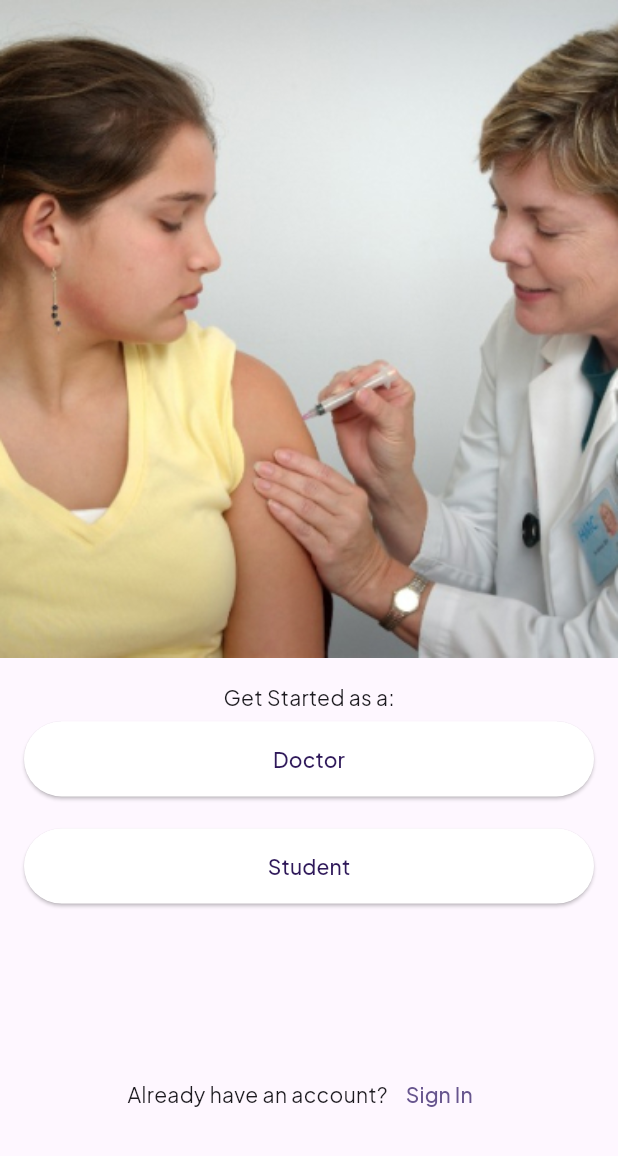
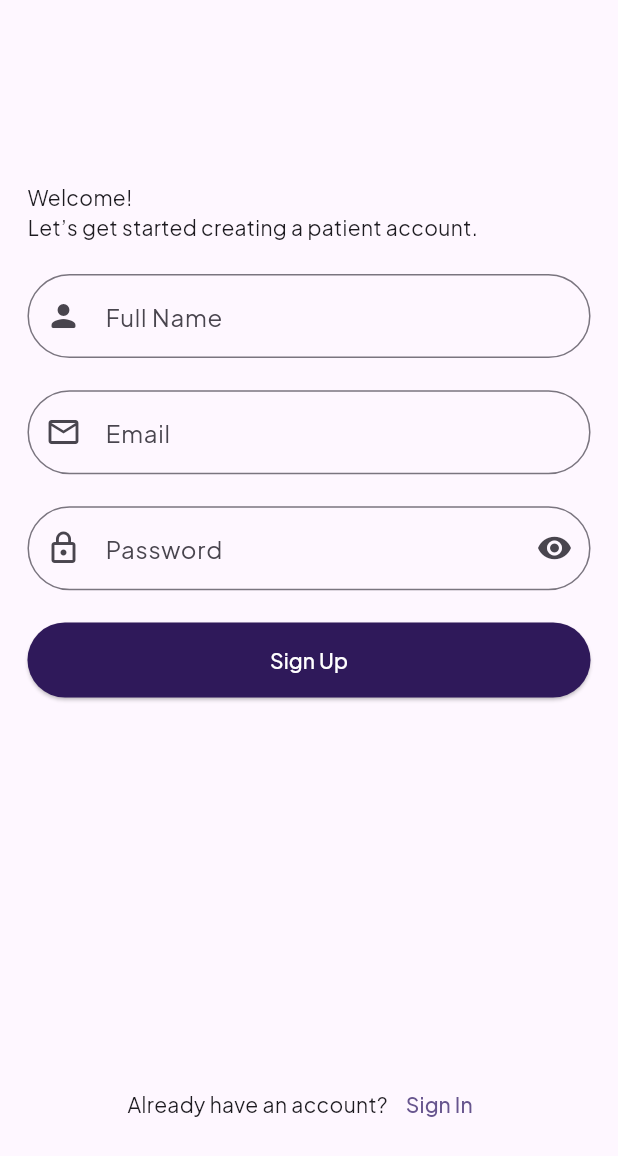
Before and after one commit to csc-407-project/patient-appointment-scheduling-mobile-application, a Flutter app: the GetStarted screen opened directly, after a tap on "Doctor", on a phone screen of 412 x 824 dp. Shown: the top 1156 px of the screen. Run offline on Flutter 3.47's test engine with Material 3 defaults, Android fonts, the phone set to English and light mode, and no system bars; our stand-ins replace flutter_riverpod, flutter_screenutil, flutter_svg, google_fonts, shared_preferences, smooth_page_indicator; accounts and stored records are empty.

Commit message:
feat: added sign_up and sign_in pages

```diff
--- /dev/null
+++ b/health_hour/lib/common widgets/app_textfield.dart
@@ -0,0 +1,26 @@
+
+import 'package:flutter/material.dart';
+import 'package:flutter_screenutil/flutter_screenutil.dart';
+
+class AppTextField extends StatelessWidget {
+  const AppTextField({
+    super.key,
+    this.prefixIcon,
+    this.suffixIcon,
+    this.label,
+  });
+  final IconData? prefixIcon;
+  final IconData? suffixIcon;
+  final String? label;
+  @override
+  Widget build(BuildContext context) {
+    return TextField(
+      decoration: InputDecoration(
+        label: Text(label!),
+          prefixIcon: Icon(prefixIcon!),
+          suffixIcon: Icon(suffixIcon),
+          border: OutlineInputBorder(
+              borderRadius: BorderRadius.all(Radius.circular(50.r)))),
+    );
+  }
+}
--- a/health_hour/lib/features/auhtenticate/get_started_page.dart
+++ b/health_hour/lib/features/auhtenticate/get_started_page.dart
@@ -4,6 +4,7 @@ import 'package:flutter_screenutil/flutter_screenutil.dart';
 import 'package:flutter_svg/svg.dart';
 import 'package:health_hour/common%20widgets/app_button.dart';
 import 'package:health_hour/constants/constants.dart';
+import 'package:health_hour/features/auhtenticate/signup/signup_page.dart';
 
 class GetStarted extends ConsumerStatefulWidget {
   const GetStarted({super.key});
@@ -34,7 +35,10 @@ class _GetStartedState extends ConsumerState<GetStarted> {
                     height: 0.008.sh,
                   ),
                   AppButton(
-                    onPressed: () {},
+                    onPressed: () {
+                      Navigator.of(context).push(
+                      MaterialPageRoute(builder: (context) => const SignUpPage()));
+                    },
                     backgroundColor: Colors.white,
                     foregroundColor: ProjectColors.primaryColor,
                     child: const Text('Doctor'),
@@ -43,7 +47,10 @@ class _GetStartedState extends ConsumerState<GetStarted> {
                     height: 0.026.sh,
                   ),
                   AppButton(
-                    onPressed: () {},
+                    onPressed: () {
+                       Navigator.of(context).push(
+                      MaterialPageRoute(builder: (context) => const SignUpPage()));
+                    },
                     backgroundColor: Colors.white,
                     foregroundColor: ProjectColors.primaryColor,
                     child: const Text('Student'),
@@ -56,7 +63,9 @@ class _GetStartedState extends ConsumerState<GetStarted> {
                     children: [
                       const Text('Already have an account?'),
                       TextButton(
-                          onPressed: () {}, child: const Text('Sign In')),
+                          onPressed: () {
+
+                          }, child: const Text('Sign In')),
                     ],
                   )
                 ],
--- /dev/null
+++ b/health_hour/lib/features/auhtenticate/signup/signup_page.dart
@@ -0,0 +1,77 @@
+import 'package:flutter/material.dart';
+import 'package:flutter_riverpod/flutter_riverpod.dart';
+import 'package:flutter_screenutil/flutter_screenutil.dart';
+import 'package:health_hour/common%20widgets/app_button.dart';
+import 'package:health_hour/common%20widgets/app_textfield.dart';
+import 'package:health_hour/features/auhtenticate/signin/signin_page.dart';
+
+class SignUpPage extends ConsumerStatefulWidget {
+  const SignUpPage({super.key});
+
+  @override
+  ConsumerState<ConsumerStatefulWidget> createState() => _SignUpPageState();
+}
+
+class _SignUpPageState extends ConsumerState<SignUpPage> {
+  @override
+  Widget build(BuildContext context) {
+    return Scaffold(
+      body: Padding(
+        padding: EdgeInsets.all(16.sp),
+        child: Column(
+          mainAxisAlignment: MainAxisAlignment.start,
+          crossAxisAlignment: CrossAxisAlignment.start,
+          children: [
+            SizedBox(
+              height: 0.125.sh,
+            ),
+            const Text('Welcome!'),
+            const Text("Let’s get started creating a patient account."),
+            SizedBox(
+              height: 0.026.sh,
+            ),
+            const AppTextField(
+              label: 'Full Name',
+              prefixIcon: Icons.person_rounded,
+            ),
+            SizedBox(
+              height: 0.026.sh,
+            ),
+            const AppTextField(
+              label: 'Email',
+              prefixIcon: Icons.mail_outlined,
+            ),
+            SizedBox(
+              height: 0.026.sh,
+            ),
+            const AppTextField(
+              label: 'Password',
+              prefixIcon: Icons.lock_outline,
+              suffixIcon: Icons.remove_red_eye,
+            ),
+            SizedBox(
+              height: 0.026.sh,
+            ),
+            AppButton(
+              onPressed: () {},
+              child: const Text('Sign Up'),
+            ),
+            SizedBox(
+              height: 0.3.sh,
+            ),
+            Row(
+              mainAxisAlignment: MainAxisAlignment.center,
+              children: [
+                const Text('Already have an account?'),
+                TextButton(onPressed: () {
+                  Navigator.of(context).push(
+                      MaterialPageRoute(builder: (context) => const SignInPage()));
+                }, child: const Text('Sign In')),
+              ],
+            ),
+          ],
+        ),
+      ),
+    );
+  }
+}
```
Also changed, not shown: health_hour/lib/features/auhtenticate/signin/signin_page.dart (added, +73 -0 lines), health_hour/lib/features/home/home_page.dart (added, +74 -0 lines).
